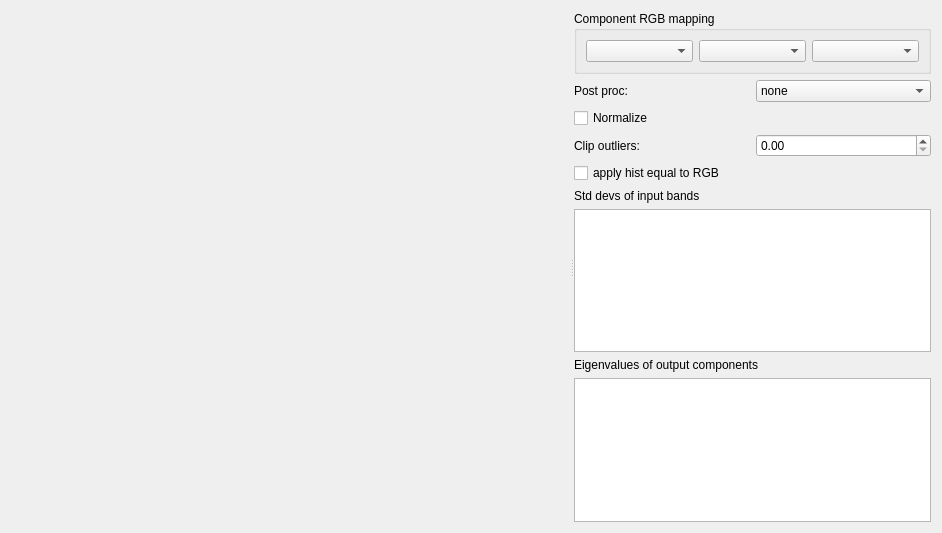
Qt form src/pcot/assets/tabPCA.ui (AU-ExoMars/PCOT) before a commit.
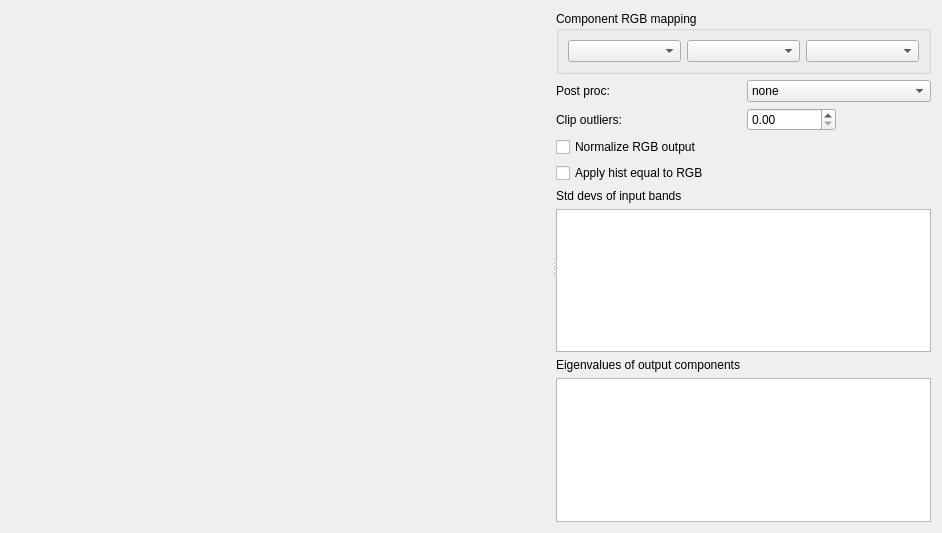
The same form after that commit. Custom widgets are drawn as their Qt base class.

Commit message: Even better. per-band normalisation is part of the process, so that's standard now on the RGB output.

```diff
--- a/src/pcot/assets/tabPCA.ui
+++ b/src/pcot/assets/tabPCA.ui
@@ -47,10 +47,34 @@
        </size>
       </property>
       <layout class="QGridLayout" name="gridLayout">
+       <item row="9" column="0" colspan="4">
+        <widget class="QTextEdit" name="stdDevsText">
+         <property name="readOnly">
+          <bool>true</bool>
+         </property>
+        </widget>
+       </item>
+       <item row="6" column="0" colspan="4">
+        <widget class="QCheckBox" name="histequal">
+         <property name="text">
+          <string>Apply hist equal to RGB</string>
+         </property>
+        </widget>
+       </item>
        <item row="10" column="0" colspan="4">
-        <widget class="QTextEdit" name="eigenValsText">
-         <property name="readOnly">
-          <bool>true</bool>
+        <widget class="QLabel" name="label_4">
+         <property name="text">
+          <string>Eigenvalues of output components</string>
+         </property>
+        </widget>
+       </item>
+       <item row="1" column="0" colspan="2">
+        <widget class="QLabel" name="label_2">
+         <property name="text">
+          <string>Post proc:</string>
+         </property>
+         <property name="alignment">
+          <set>Qt::AlignLeading|Qt::AlignLeft|Qt::AlignVCenter</set>
          </property>
         </widget>
        </item>
@@ -78,34 +102,20 @@
          </layout>
         </widget>
        </item>
-       <item row="8" column="0" colspan="4">
-        <widget class="QTextEdit" name="stdDevsText">
-         <property name="readOnly">
-          <bool>true</bool>
-         </property>
-        </widget>
-       </item>
-       <item row="9" column="0" colspan="4">
-        <widget class="QLabel" name="label_4">
-         <property name="text">
-          <string>Eigenvalues of output components</string>
-         </property>
-        </widget>
-       </item>
-       <item row="5" column="0" colspan="4">
-        <widget class="QCheckBox" name="histequal">
-         <property name="text">
-          <string>apply hist equal to RGB</string>
-         </property>
-        </widget>
-       </item>
-       <item row="7" column="0" colspan="3">
+       <item row="8" column="0" colspan="3">
         <widget class="QLabel" name="label_3">
          <property name="text">
           <string>Std devs of input bands</string>
          </property>
         </widget>
        </item>
+       <item row="11" column="0" colspan="4">
+        <widget class="QTextEdit" name="eigenValsText">
+         <property name="readOnly">
+          <bool>true</bool>
+         </property>
+        </widget>
+       </item>
        <item row="1" column="2" colspan="2">
         <widget class="QComboBox" name="post">
          <item>
@@ -125,30 +135,20 @@
          </item>
         </widget>
        </item>
-       <item row="4" column="2" colspan="2">
+       <item row="3" column="2">
         <widget class="QDoubleSpinBox" name="clip"/>
        </item>
-       <item row="2" column="0" colspan="4">
+       <item row="4" column="0" colspan="2">
         <widget class="QCheckBox" name="norm">
          <property name="layoutDirection">
           <enum>Qt::LeftToRight</enum>
          </property>
          <property name="text">
-          <string>Normalize</string>
+          <string>Normalize RGB output</string>
          </property>
         </widget>
        </item>
-       <item row="1" column="0" colspan="2">
-        <widget class="QLabel" name="label_2">
-         <property name="text">
-          <string>Post proc:</string>
-         </property>
-         <property name="alignment">
-          <set>Qt::AlignLeading|Qt::AlignLeft|Qt::AlignVCenter</set>
-         </property>
-        </widget>
-       </item>
-       <item row="4" column="0" colspan="2">
+       <item row="3" column="0" colspan="2">
         <widget class="QLabel" name="label">
          <property name="text">
           <string>Clip outliers:</string>
```
The commit also changes 3 other files.
